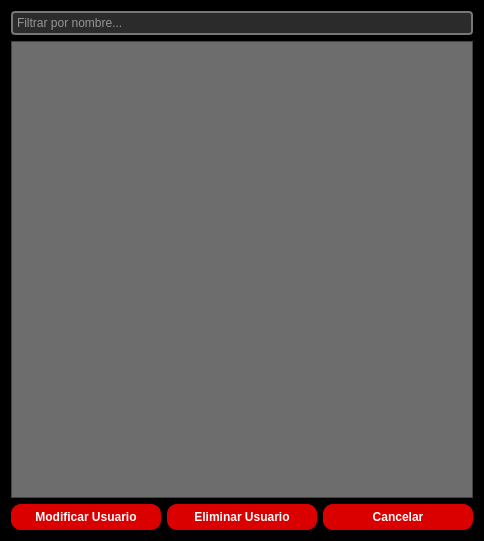
Old version of the form src/vista/ui/GestionUsu.ui in the repository OscaarMG/campasgym.
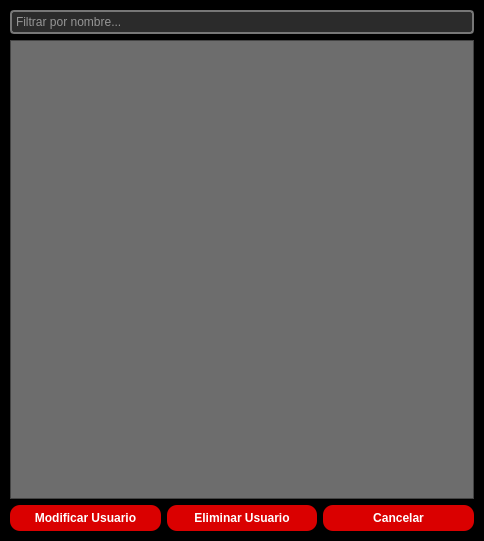
New version of the form.

What changed in the file:
```diff
--- a/src/vista/ui/GestionUsu.ui
+++ b/src/vista/ui/GestionUsu.ui
@@ -10,8 +10,31 @@
     <height>541</height>
    </rect>
   </property>
+  <layout class="QVBoxLayout" name="mainLayout">
+   <property name="leftMargin">
+    <number>0</number>
+   </property>
+   <property name="topMargin">
+    <number>0</number>
+   </property>
+   <property name="rightMargin">
+    <number>0</number>
+   </property>
+   <property name="bottomMargin">
+    <number>0</number>
+   </property>
+   <item>
+    <widget class="QFrame" name="backgroundFrame">
   <property name="styleSheet">
-   <string notr="true">background-color:#000000</string>
+      <string notr="true">QFrame#backgroundFrame {
+	background-color:#000000
+}</string>
+     </property>
+     <property name="frameShape">
+      <enum>QFrame::StyledPanel</enum>
+     </property>
+     <property name="frameShadow">
+      <enum>QFrame::Raised</enum>
   </property>
   <layout class="QVBoxLayout" name="verticalLayout">
    <item>
@@ -190,6 +213,9 @@
       </widget>
      </item>
     </layout>
+      </item>
+     </layout>
+    </widget>
    </item>
   </layout>
  </widget>
```
Left out of the diff: 4 changed lines with no effect on the pictures. Lines whose indentation alone changed are shown as unchanged.
